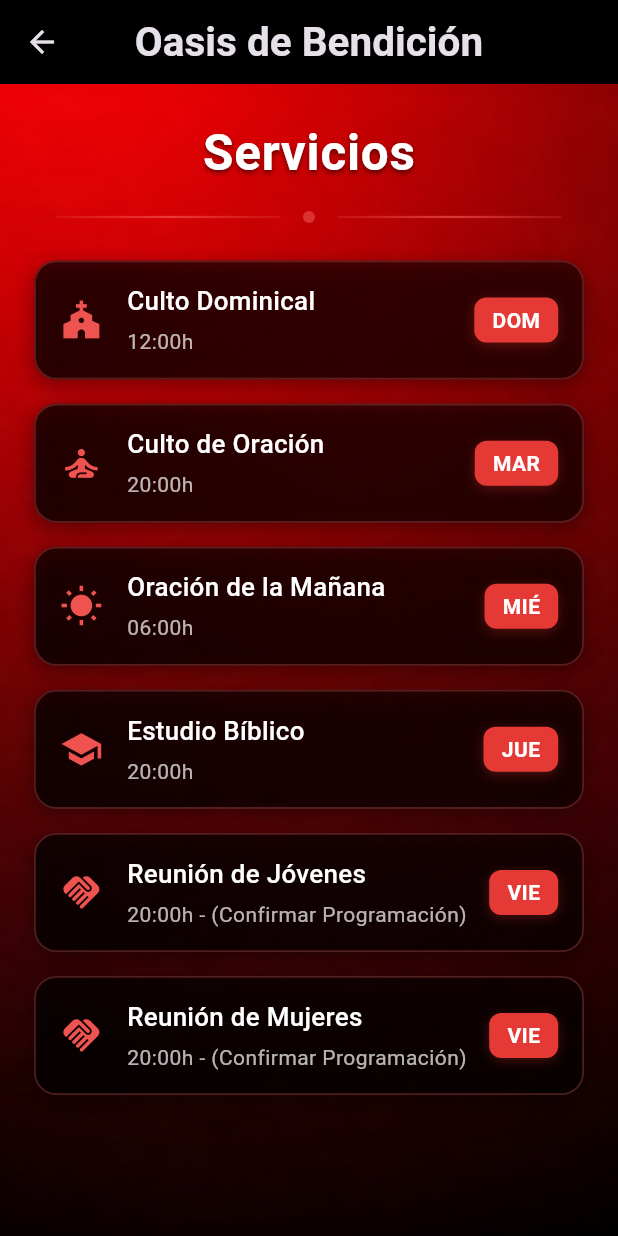
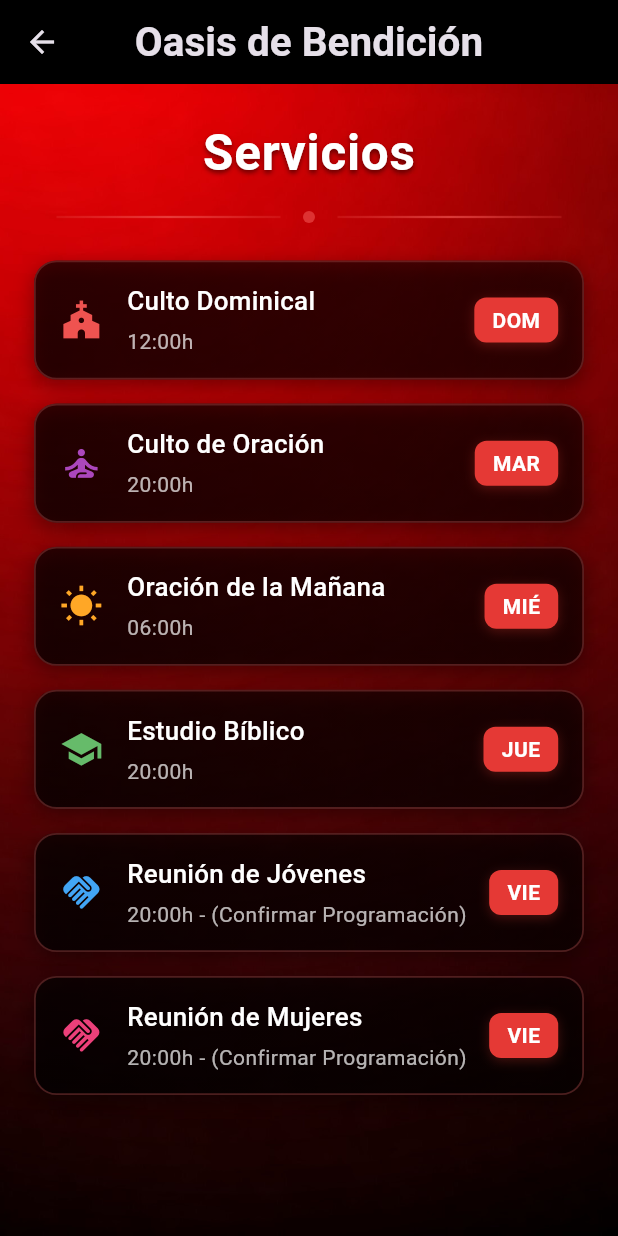
Before and after one commit to madaipsantos/oasis-de-bendicion-app-android, a Flutter app: the ChurchServicesScreen screen opened by its route, on a phone screen of 412 x 824 dp. Run offline on Flutter 3.47's test engine with Material 3 defaults, Android fonts, the phone set to English and light mode, and no system bars; our stand-ins replace audio_service, just_audio, material_design_icons_flutter, package_info_plus, permission_handler, youtube_player_flutter; missing offline and left inert: audio_session, disable_battery_optimizations_latest; network calls fail.

Commit message:
style: change button icon style

```diff
--- a/lib/presentation/screens/church_services_screen.dart
+++ b/lib/presentation/screens/church_services_screen.dart
@@ -8,7 +8,7 @@ class ChurchServicesScreen extends StatelessWidget {
   const ChurchServicesScreen({super.key});
 
   Widget _buildAgendaItem(
-      String day, String title, String time, IconData icon, double width) {
+      String day, String title, String time, IconData icon, double width, Color iconColor) {
     return Container(
       margin: const EdgeInsets.only(bottom: 16),
       padding: const EdgeInsets.symmetric(horizontal: 16, vertical: 14),
@@ -19,7 +19,9 @@ class ChurchServicesScreen extends StatelessWidget {
           begin: Alignment.topLeft,
           end: Alignment.bottomRight,
           colors: [
+            // ignore: deprecated_member_use
             Colors.black.withOpacity(0.7),
+            // ignore: deprecated_member_use
             Colors.black.withOpacity(0.5),
           ],
         ),
@@ -33,7 +35,7 @@ class ChurchServicesScreen extends StatelessWidget {
       ),
       child: Row(
         children: [
-          Icon(icon, size: width * 0.07, color: Colors.red.shade400),
+          Icon(icon, size: width * 0.07, color: iconColor),
           const SizedBox(width: 16),
 
           // Textos
@@ -182,17 +184,17 @@ class ChurchServicesScreen extends StatelessWidget {
                   ),
                   SizedBox(height: 10),
                   _buildAgendaItem(
-                      "DOM", "Culto Dominical", "12:00h", Icons.church, width),
+                      "DOM", "Culto Dominical", "12:00h", Icons.church, width, Colors.red.shade400),
                   _buildAgendaItem(
-                      "MAR", "Culto de Oración", "20:00h", Icons.self_improvement, width),
+                      "MAR", "Culto de Oración", "20:00h", Icons.self_improvement, width, Colors.purple.shade400),
                   _buildAgendaItem(
-                      "MIÉ", "Oración de la Mañana", "06:00h", Icons.wb_sunny, width),
+                      "MIÉ", "Oración de la Mañana", "06:00h", Icons.wb_sunny, width, Colors.orange.shade400),
                   _buildAgendaItem(
-                      "JUE", "Estudio Bíblico", "20:00h", Icons.school, width),
+                      "JUE", "Estudio Bíblico", "20:00h", Icons.school, width, Colors.green.shade400),
                   _buildAgendaItem(
-                      "VIE", "Reunión de Jóvenes", "20:00h - (Confirmar Programación)", Icons.handshake, width),
+                      "VIE", "Reunión de Jóvenes", "20:00h - (Confirmar Programación)", Icons.handshake, width, Colors.blue.shade400),
                   _buildAgendaItem(
-                      "VIE", "Reunión de Mujeres", "20:00h - (Confirmar Programación)", Icons.handshake, width),
+                      "VIE", "Reunión de Mujeres", "20:00h - (Confirmar Programación)", Icons.handshake, width, Colors.pink.shade400),
                 ],
               ),
             ),
```
